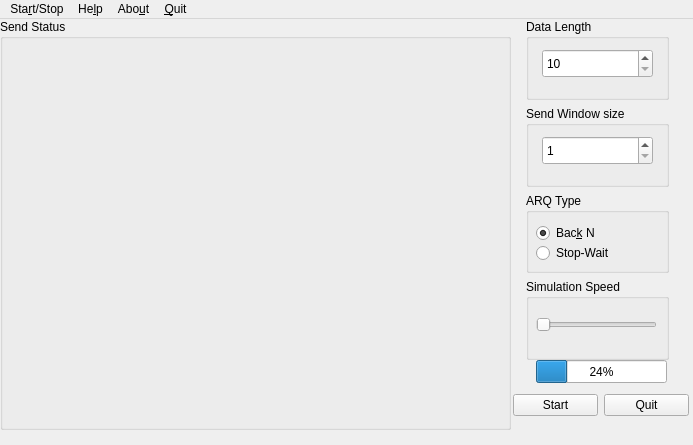
Before: the Qt Designer form UI/netsim_ui/netsim_mainwindow.ui in enderdzz/NetworkTask, drawn with Qt 5.
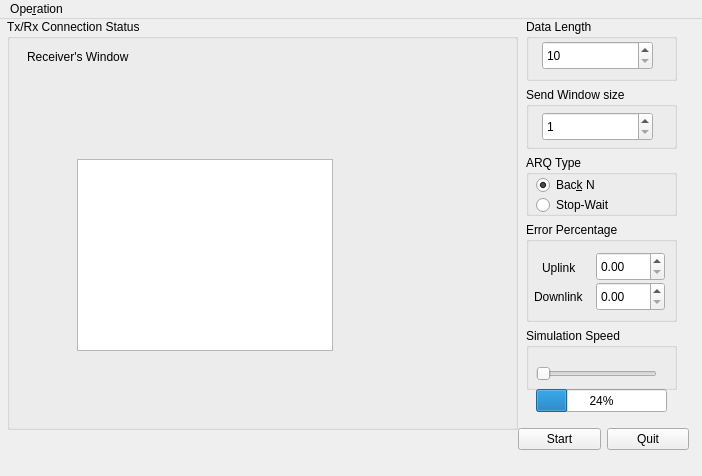
After: the same form once the commit is applied. Custom widgets are drawn as their Qt base class.

Commit message: Add more things about new thread method.

```diff
--- a/UI/netsim_ui/netsim_mainwindow.ui
+++ b/UI/netsim_ui/netsim_mainwindow.ui
@@ -6,8 +6,8 @@
    <rect>
     <x>0</x>
     <y>0</y>
-    <width>693</width>
-    <height>445</height>
+    <width>702</width>
+    <height>476</height>
    </rect>
   </property>
   <property name="sizePolicy">
@@ -23,9 +23,9 @@
    <widget class="QWidget" name="gridLayoutWidget">
     <property name="geometry">
      <rect>
-      <x>513</x>
-      <y>366</y>
-      <width>176</width>
+      <x>518</x>
+      <y>400</y>
+      <width>171</width>
       <height>41</height>
      </rect>
     </property>
@@ -50,7 +50,7 @@
     <property name="geometry">
      <rect>
       <x>536</x>
-      <y>341</y>
+      <y>370</y>
       <width>131</width>
       <height>23</height>
      </rect>
@@ -65,7 +65,7 @@
       <x>526</x>
       <y>0</y>
       <width>151</width>
-      <height>341</height>
+      <height>371</height>
      </rect>
     </property>
     <widget class="QWidget" name="verticalLayoutWidget">
@@ -73,8 +73,8 @@
       <rect>
        <x>0</x>
        <y>0</y>
-       <width>143</width>
-       <height>341</height>
+       <width>151</width>
+       <height>371</height>
       </rect>
      </property>
      <layout class="QVBoxLayout" name="layoutConfig">
@@ -87,7 +87,7 @@
          <property name="geometry">
           <rect>
            <x>16</x>
-           <y>30</y>
+           <y>22</y>
            <width>111</width>
            <height>29</height>
           </rect>
@@ -110,7 +110,7 @@
          <property name="geometry">
           <rect>
            <x>16</x>
-           <y>30</y>
+           <y>25</y>
            <width>111</width>
            <height>29</height>
           </rect>
@@ -133,7 +133,7 @@
          <property name="geometry">
           <rect>
            <x>10</x>
-           <y>50</y>
+           <y>40</y>
            <width>101</width>
            <height>20</height>
           </rect>
@@ -149,7 +149,7 @@
          <property name="geometry">
           <rect>
            <x>10</x>
-           <y>30</y>
+           <y>20</y>
            <width>101</width>
            <height>20</height>
           </rect>
@@ -163,6 +163,77 @@
         </widget>
        </widget>
       </item>
+      <item>
+       <widget class="QGroupBox" name="groupErrorCon">
+        <property name="minimumSize">
+         <size>
+          <width>0</width>
+          <height>100</height>
+         </size>
+        </property>
+        <property name="title">
+         <string>Error Percentage</string>
+        </property>
+        <widget class="QDoubleSpinBox" name="spinUpError">
+         <property name="geometry">
+          <rect>
+           <x>70</x>
+           <y>30</y>
+           <width>69</width>
+           <height>29</height>
+          </rect>
+         </property>
+         <property name="maximum">
+          <double>0.800000000000000</double>
+         </property>
+         <property name="singleStep">
+          <double>0.100000000000000</double>
+         </property>
+        </widget>
+        <widget class="QDoubleSpinBox" name="spinDownError">
+         <property name="geometry">
+          <rect>
+           <x>70</x>
+           <y>60</y>
+           <width>69</width>
+           <height>29</height>
+          </rect>
+         </property>
+         <property name="maximum">
+          <double>0.800000000000000</double>
+         </property>
+         <property name="singleStep">
+          <double>0.100000000000000</double>
+         </property>
+        </widget>
+        <widget class="QLabel" name="label">
+         <property name="geometry">
+          <rect>
+           <x>16</x>
+           <y>38</y>
+           <width>41</width>
+           <height>16</height>
+          </rect>
+         </property>
+         <property name="text">
+          <string>Uplink</string>
+         </property>
+        </widget>
+        <widget class="QLabel" name="label_2">
+         <property name="geometry">
+          <rect>
+           <x>8</x>
+           <y>67</y>
+           <width>61</width>
+           <height>16</height>
+          </rect>
+         </property>
+         <property name="text">
+          <string>Downlink</string>
+         </property>
+        </widget>
+       </widget>
+      </item>
       <item>
        <widget class="QGroupBox" name="groupSimSpeed">
         <property name="title">
@@ -189,25 +260,48 @@
    <widget class="QGroupBox" name="groupBox_5">
     <property name="geometry">
      <rect>
-      <x>0</x>
+      <x>7</x>
       <y>0</y>
       <width>511</width>
       <height>411</height>
      </rect>
     </property>
     <property name="title">
-     <string>Send Status</string>
+     <string>Tx/Rx Connection Status</string>
     </property>
     <widget class="StatusWidget" name="widgetStatus" native="true">
      <property name="geometry">
       <rect>
-       <x>10</x>
-       <y>30</y>
-       <width>471</width>
+       <x>50</x>
+       <y>50</y>
+       <width>451</width>
        <height>41</height>
       </rect>
      </property>
     </widget>
+    <widget class="QLabel" name="label_3">
+     <property name="geometry">
+      <rect>
+       <x>20</x>
+       <y>30</y>
+       <width>131</width>
+       <height>16</height>
+      </rect>
+     </property>
+     <property name="text">
+      <string>Receiver's Window</string>
+     </property>
+    </widget>
+    <widget class="QTreeView" name="treeView">
+     <property name="geometry">
+      <rect>
+       <x>70</x>
+       <y>140</y>
+       <width>256</width>
+       <height>192</height>
+      </rect>
+     </property>
+    </widget>
    </widget>
   </widget>
   <widget class="QMenuBar" name="menubar">
@@ -215,34 +309,18 @@
     <rect>
      <x>0</x>
      <y>0</y>
-     <width>693</width>
+     <width>702</width>
      <height>27</height>
     </rect>
    </property>
    <widget class="QMenu" name="menu_Operation">
     <property name="title">
-     <string>Sta&amp;rt/Stop</string>
+     <string>Ope&amp;ration</string>
     </property>
-   </widget>
-   <widget class="QMenu" name="menuAbout">
-    <property name="title">
-     <string>Abo&amp;ut</string>
-    </property>
-   </widget>
-   <widget class="QMenu" name="menuHelp">
-    <property name="title">
-     <string>He&amp;lp</string>
-    </property>
-   </widget>
-   <widget class="QMenu" name="menuQuit">
-    <property name="title">
-     <string>&amp;Quit</string>
-    </property>
+    <addaction name="actionAbout"/>
+    <addaction name="actionQuit"/>
    </widget>
    <addaction name="menu_Operation"/>
-   <addaction name="menuHelp"/>
-   <addaction name="menuAbout"/>
-   <addaction name="menuQuit"/>
   </widget>
   <action name="actionStart_Stop">
    <property name="text">
```
Left out of the diff: 15 changed lines with no effect on the pictures. The commit also changes 22 other files.
